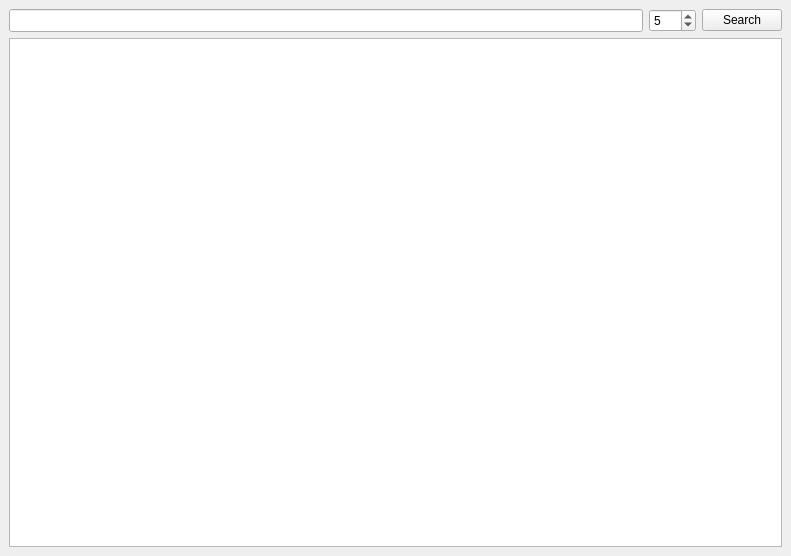
Before: the Qt Designer form mainwindow.ui in Habitate/news-feed, drawn with Qt 5.
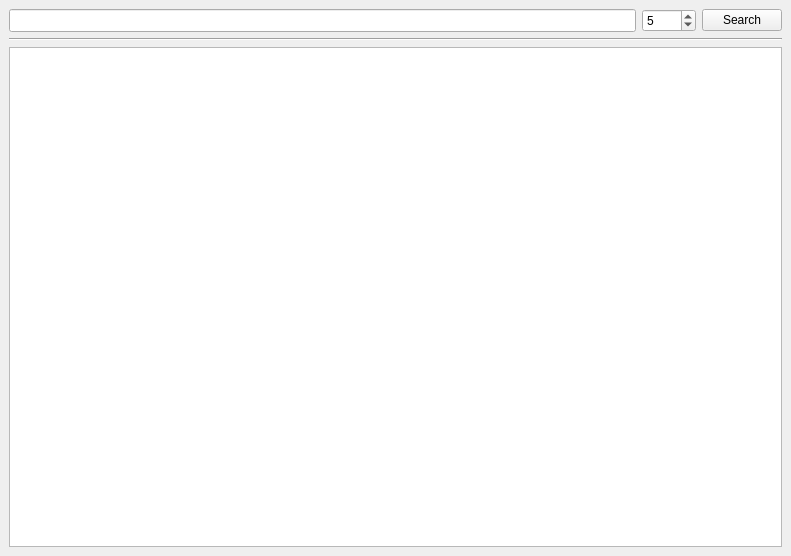
After: the same form once the commit is applied.

The edit to the form file:
```diff
--- a/mainwindow.ui
+++ b/mainwindow.ui
@@ -37,7 +37,7 @@
            <number>1</number>
           </property>
           <property name="maximum">
-           <number>100</number>
+           <number>1000</number>
           </property>
           <property name="value">
            <number>5</number>
@@ -53,6 +53,13 @@
         </item>
        </layout>
       </item>
+      <item>
+       <widget class="Line" name="line">
+        <property name="orientation">
+         <enum>Qt::Horizontal</enum>
+        </property>
+       </widget>
+      </item>
       <item>
        <widget class="QListWidget" name="article_list">
         <property name="font">
```
